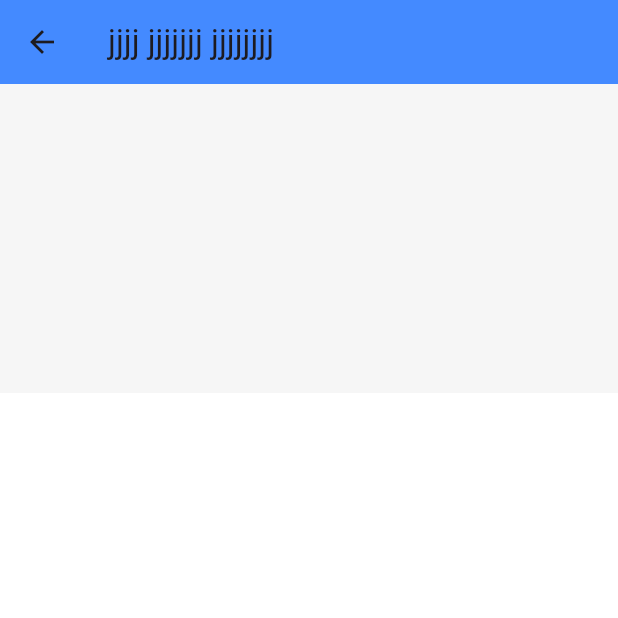
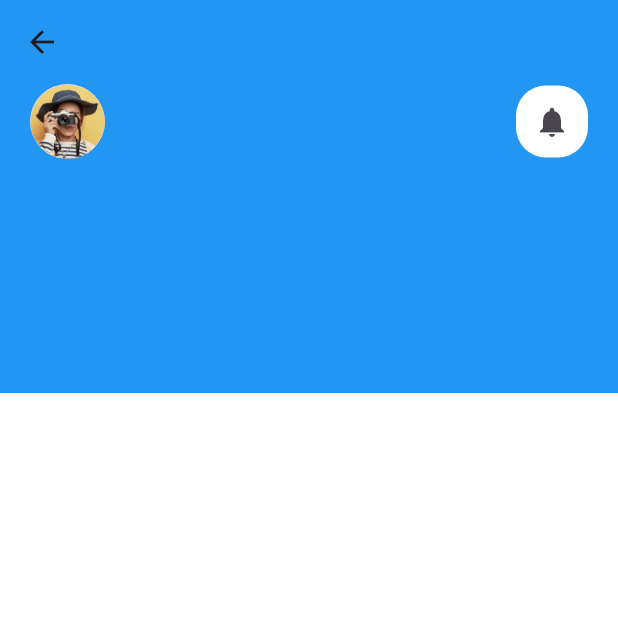
Before and after one commit to Bibinpeter/HOTEL_BOOKING_APP_RIVERPOD, a Flutter app: the Homepage screen opened directly, on a phone screen of 412 x 824 dp, the top half of it. Run offline on Flutter 3.47's test engine with Material 3 defaults, Android fonts, the phone set to English and light mode, and no system bars; our stand-ins replace action_slider, animated_splash_screen, animated_text_kit, carousel_slider, cloud_firestore, firebase_auth and 5 more; missing offline and left inert: flutter_config, sign_button; accounts and stored records are empty.

```diff
--- a/lib/main.dart
+++ b/lib/main.dart
@@ -22,7 +22,7 @@ class MyApp extends StatelessWidget {
     return MaterialApp(
       theme: ThemeData(scaffoldBackgroundColor: const Color(0xfff6f6f6),),
       debugShowCheckedModeBanner: false,
-      home:SplashScreen()
+      home: SplashScreen(),
 
     );
   }
--- a/lib/screen/auth/screen/welcomepage.dart
+++ b/lib/screen/auth/screen/welcomepage.dart
@@ -91,7 +91,7 @@ class _welcomePageState extends State<WelcomePage> {
               padding: const EdgeInsets.all(10.0),
               child: Center(
                 child: Image.asset(
-                  "assets/images/pngwing.com (5).png",
+                  "assets/images/pngwingall.png",
                   fit: BoxFit.contain,
                 ),
               ),
--- a/lib/screen/home/home.dart
+++ b/lib/screen/home/home.dart
@@ -1,4 +1,5 @@
 import 'package:flutter/material.dart';
+import 'package:hotel/screen/home/widgets/CustomIcon.dart';
 
 class Homepage extends StatefulWidget {
   const Homepage({Key? key}) : super(key: key); // Fixed the super constructor
@@ -10,17 +11,58 @@ class Homepage extends StatefulWidget {
 class _HomepageState extends State<Homepage> {
   @override
   Widget build(BuildContext context) {
+    // ignore: non_constant_identifier_names
     final Size = MediaQuery.of(context).size;
     return Scaffold(
-      appBar: AppBar(title: Text("jjjj jjjjjjj jjjjjjjj"),
-        backgroundColor: Colors.blueAccent,),
-      body: Stack(children: [
-        Container(
-          height: double.infinity,
-          margin: EdgeInsets.only(top: Size.height*0.25),
-          color: Colors.white,
-        )
-      ],),
+      backgroundColor: Colors.blue,
+      appBar: AppBar(
+        backgroundColor: Colors.blue,
+      ),
+      body: SafeArea(
+        bottom: false,
+        child: Stack(
+          children: [
+            Container(
+              height: double.infinity,
+              margin: EdgeInsets.only(top: Size.height * 0.25),
+              color: Colors.white,
+            ),
+            Padding(
+              padding: const EdgeInsets.symmetric(horizontal: 20,),
+              child: Column(
+                children: [
+                  _Headersection(),
+                ],
+              ),
+            )
+          ],
+        ),
+      ),
     );
   }
 }
+
+class _Headersection extends StatelessWidget {
+  const _Headersection({super.key});
+
+  @override
+  Widget build(BuildContext context) {
+    return Column(
+      children: [
+        Row(
+          children: [
+            const CircleAvatar(
+              radius: 25,
+              backgroundImage: AssetImage("assets/images/photo.png"),
+            ),
+          Spacer(),
+            CustomIconWidget(
+              icon: Icon(Icons.notifications),
+              onPressed: () {},
+            )
+          ],
+        )
+      ],
+    );
+  }
+}
--- a/lib/screen/home/splashscreen.dart
+++ b/lib/screen/home/splashscreen.dart
@@ -65,7 +65,7 @@ class _SplashScreenState extends State<SplashScreen> {
           ? const WelcomePage()
           : Homepage(),
       splashIconSize: 500,
-      duration: 4000,
+      duration: 2500,
       splashTransition: SplashTransition.fadeTransition,
     );
   }
--- /dev/null
+++ b/lib/screen/home/widgets/CustomIcon.dart
@@ -0,0 +1,25 @@
+import 'package:flutter/material.dart';
+
+class CustomIconWidget extends StatelessWidget {
+  final icon;
+  final Function()? onPressed;
+  final double size;
+  const CustomIconWidget({
+    required this.icon,
+    super.key,
+     this.onPressed,
+        this.size=50,
+  });
+
+  @override
+  Widget build(BuildContext context) {
+    return Container(
+      decoration: BoxDecoration(
+        color: Colors.white,
+        borderRadius: BorderRadius.circular(20)
+      ),
+      child: IconButton(onPressed: onPressed,
+       icon:icon),
+    );
+  }
+}
--- a/lib/screen/widget/carouselWidget.dart
+++ b/lib/screen/widget/carouselWidget.dart
@@ -10,22 +10,13 @@ class carouselWidget extends StatelessWidget {
   Widget build(BuildContext context) {
     return CarouselSlider(
       items: [
-        Container(
-          margin: const EdgeInsets.all(5.0),
-          decoration: BoxDecoration(
-            borderRadius: BorderRadius.circular(8.0),
-            // image: const DecorationImage(
-            //   image: AssetImage("assets/images/—Pngtree—credit card payment hand drawn_5510943.png"),
-            //   fit: BoxFit.cover,
-            // ),
-          ),
-        ),
+
         Container(
           margin: const EdgeInsets.all(5.0),
           decoration: BoxDecoration(
             borderRadius: BorderRadius.circular(8.0),
             image: const DecorationImage(
-              image: AssetImage("assets/images/pngegg (13).png"),
+              image: AssetImage("assets/images/pngeggworldtrip.png"),
               fit: BoxFit.cover,
             ),
           ),
@@ -35,7 +26,7 @@ class carouselWidget extends StatelessWidget {
           decoration: BoxDecoration(
             borderRadius: BorderRadius.circular(8.0),
             image: const DecorationImage(
-              image: AssetImage("assets/images/pngegg (16).png"),
+              image: AssetImage("assets/images/pngeggmapwalk.png"),
               fit: BoxFit.cover,
             ),
           ),
```
Also changed, not shown: 1 other file.
